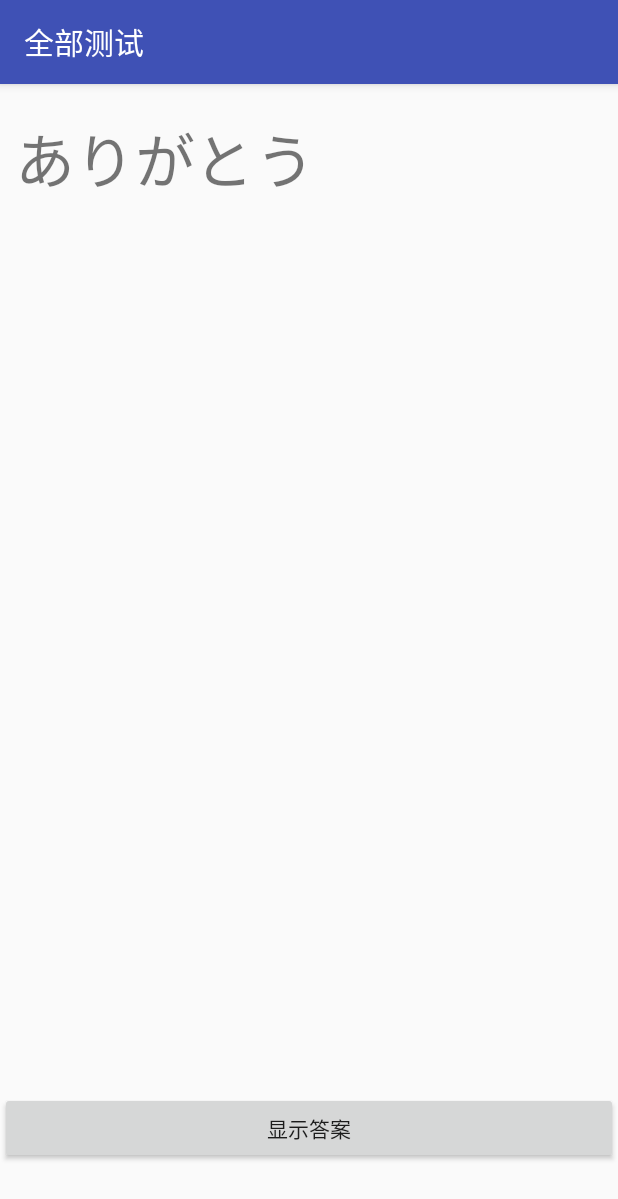
After one commit to SPA-SPA-SPA/French_APP, an Android app: the TestQActivity screen opened directly, with no data from a screen before it, on a phone screen of 412 x 824 dp. The commit adds this screen. Shown: the top 1199 px of the screen. Run offline under Robolectric (Android 15) with nearby library versions, the phone set to English and light mode, and no system bars.

Commit message:
测试功能

```diff
--- /dev/null
+++ b/app/src/main/java/com/example/arthurlai/ever/TestQActivity.java
@@ -0,0 +1,128 @@
+package com.example.arthurlai.ever;
+
+import android.content.Intent;
+import android.database.Cursor;
+import android.database.sqlite.SQLiteDatabase;
+import android.database.sqlite.SQLiteException;
+import android.database.sqlite.SQLiteOpenHelper;
+import android.graphics.Color;
+import android.os.AsyncTask;
+import android.support.v7.app.AppCompatActivity;
+import android.os.Bundle;
+import android.view.View;
+import android.widget.Button;
+import android.widget.TextView;
+import android.widget.Toast;
+
+public class TestQActivity extends AppCompatActivity {
+    private TextView wordQ;
+    private TextView Text_changeA;
+    private TextView Text_pronounceA;
+    private TextView Text_transA;
+    private Button ButtonYes;
+    private Button ButtonNo;
+    private Button ButtonAnswer;
+    public SQLiteDatabase db;
+    public Cursor cursor;
+
+    @Override
+    protected void onCreate(Bundle savedInstanceState) {
+        super.onCreate(savedInstanceState);
+        setContentView(R.layout.activity_test_q);
+
+        wordQ = (TextView)findViewById(R.id.Text_word_q);
+        Text_changeA = (TextView)findViewById(R.id.Text_change_a);
+        Text_pronounceA = (TextView)findViewById(R.id.Text_pronounces_a);
+        Text_transA = (TextView)findViewById(R.id.Text_trans_a);
+
+        ButtonYes = (Button)findViewById(R.id.Button_yes);
+        ButtonNo = (Button)findViewById(R.id.Button_no);
+        ButtonAnswer = (Button)findViewById(R.id.Button_answer);
+
+        ButtonYes.setVisibility(View.INVISIBLE);
+        ButtonNo.setVisibility(View.INVISIBLE);
+        new openthegate().execute();
+    }
+
+    @Override
+    public void onDestroy(){
+        super.onDestroy();
+        cursor.close();
+        db.close();
+    }
+
+    // 显示答案
+    public void SeeAnswer (View view) {
+        ButtonYes.setVisibility(View.VISIBLE);
+        ButtonNo.setVisibility(View.VISIBLE);
+        ButtonAnswer.setVisibility(View.INVISIBLE);
+
+        Text_changeA.setText(cursor.getString(1));
+        Text_pronounceA.setText(cursor.getString(2));
+        Text_transA.setText(cursor.getString(3));
+    }
+
+    // 说不认识
+    public void No (View view) {
+        ButtonYes.setVisibility(View.INVISIBLE);
+        ButtonNo.setVisibility(View.INVISIBLE);
+        ButtonAnswer.setVisibility(View.VISIBLE);
+
+        if (cursor.moveToNext()) {
+            wordQ.setText(cursor.getString(0));
+            Text_changeA.setText("");
+            Text_pronounceA.setText("");
+            Text_transA.setText("");
+        } else {
+            finish();
+        }
+    }
+
+    // 说认识
+    public void Yes (View view) {
+        ButtonYes.setVisibility(View.INVISIBLE);
+        ButtonNo.setVisibility(View.INVISIBLE);
+        ButtonAnswer.setVisibility(View.VISIBLE);
+
+        if (cursor.moveToNext()) {
+            wordQ.setText(cursor.getString(0));
+            Text_changeA.setText("");
+            Text_pronounceA.setText("");
+            Text_transA.setText("");
+        } else {
+            finish();
+        }
+    }
+
+    // inner class to openthegate
+    class  openthegate extends AsyncTask <Object, Void, Boolean>{
+
+        @Override
+        protected Boolean doInBackground(Object[] objects) {
+            try {
+                SQLiteOpenHelper EverDatabaseHelper = new EverDatabaseHelper(TestQActivity.this);
+                db = EverDatabaseHelper.getReadableDatabase();
+                cursor = db.query("WORDS",
+                        new String[] {"Text_word", "Text_change", "Text_pronounces", "Text_trans"},
+                        null,
+                        null,
+                        null, null, null);
+                return true;
+            }catch (SQLiteException e){
+                return false;
+            }
+        }
+
+        @Override
+        protected void onPostExecute (Boolean success) {
+            if (!success) {
+                Toast toast = Toast.makeText(TestQActivity.this, "EverDataBase unavailable", Toast.LENGTH_SHORT);
+                toast.show();
+            }
+            else {
+                if(cursor.moveToFirst())
+                    wordQ.setText(cursor.getString(0));
+            }
+        }
+    }
+}
--- a/app/src/main/res/layout/activity_test.xml
+++ b/app/src/main/res/layout/activity_test.xml
@@ -75,7 +75,8 @@
             android:layout_height="wrap_content"
             android:layout_gravity="center"
             android:layout_marginBottom="20dp"
-            android:text="全部测试"/>
+            android:text="全部测试"
+            android:onClick="TestAll"/>
 
         <Button
             android:id="@+id/Button_some"
--- /dev/null
+++ b/app/src/main/res/layout/activity_test_q.xml
@@ -0,0 +1,85 @@
+<?xml version="1.0" encoding="utf-8"?>
+<android.support.constraint.ConstraintLayout xmlns:android="http://schemas.android.com/apk/res/android"
+    xmlns:app="http://schemas.android.com/apk/res-auto"
+    xmlns:tools="http://schemas.android.com/tools"
+    android:layout_width="match_parent"
+    android:layout_height="match_parent"
+    tools:context="com.example.arthurlai.ever.TestQActivity">
+
+    <LinearLayout
+        android:layout_width="match_parent"
+        android:layout_height="match_parent"
+        android:orientation="vertical">
+        <TextView
+            android:id="@+id/Text_word_q"
+            android:layout_width="wrap_content"
+            android:layout_height="wrap_content"
+            android:layout_marginTop="20dp"
+            android:layout_marginLeft="10dp"
+            android:layout_marginRight="1dp"
+            android:layout_weight="1"
+            android:textSize="40dp"
+            android:text=""/>
+
+        <TextView
+            android:id="@+id/Text_change_a"
+            android:layout_width="wrap_content"
+            android:layout_height="wrap_content"
+            android:layout_below="@id/Text_word_q"
+            android:layout_marginTop="20dp"
+            android:layout_marginLeft="10dp"
+            android:layout_marginRight="1dp"
+            android:textSize="20dp"
+            android:text=""/>
+
+        <TextView
+            android:id="@+id/Text_pronounces_a"
+            android:layout_width="wrap_content"
+            android:layout_height="wrap_content"
+            android:layout_below="@id/Text_change_a"
+            android:layout_marginTop="20dp"
+            android:layout_marginLeft="10dp"
+            android:layout_marginRight="1dp"
+            android:textSize="20dp"
+            android:text=""/>
+
+        <TextView
+            android:id="@+id/Text_trans_a"
+            android:layout_width="wrap_content"
+            android:layout_height="wrap_content"
+            android:layout_below="@id/Text_pronounces_a"
+            android:layout_weight="1"
+            android:layout_marginTop="20dp"
+            android:layout_marginLeft="10dp"
+            android:layout_marginRight="1dp"
+            android:textSize="20dp"
+            android:text=""/>
+
+            <Button
+                android:id="@+id/Button_no"
+                android:layout_width="match_parent"
+                android:layout_height="wrap_content"
+                android:layout_gravity="center"
+                android:onClick="No"
+                android:text="不认识"/>
+
+            <Button
+                android:id="@+id/Button_answer"
+                android:layout_width="match_parent"
+                android:layout_height="wrap_content"
+                android:layout_gravity="center"
+                android:onClick="SeeAnswer"
+                android:text="显示答案"/>
+
+
+            <Button
+                android:id="@+id/Button_yes"
+                android:layout_width="match_parent"
+                android:layout_height="wrap_content"
+                android:layout_gravity="center"
+                android:onClick="Yes"
+                android:text="认识"/>
+
+    </LinearLayout>
+
+</android.support.constraint.ConstraintLayout>
--- a/app/src/main/res/values/strings.xml
+++ b/app/src/main/res/values/strings.xml
@@ -4,5 +4,6 @@
     <string name="WordListActivity">生词本</string>
     <string name="AddWordByHandActivity">手动添加单词</string>
     <string name="StudyByLookingAtItActivity">查看单词</string>
-    <string name="TestActivity">测试</string>
+    <string name="TestActivity">测试主菜单</string>
+    <string name="TestQActivity">全部测试</string>
 </resources>
```
Also changed, not shown: app/src/main/AndroidManifest.xml (+6 -2 lines), app/src/main/java/com/example/arthurlai/ever/TestActivity.java (+7 -0 lines).
